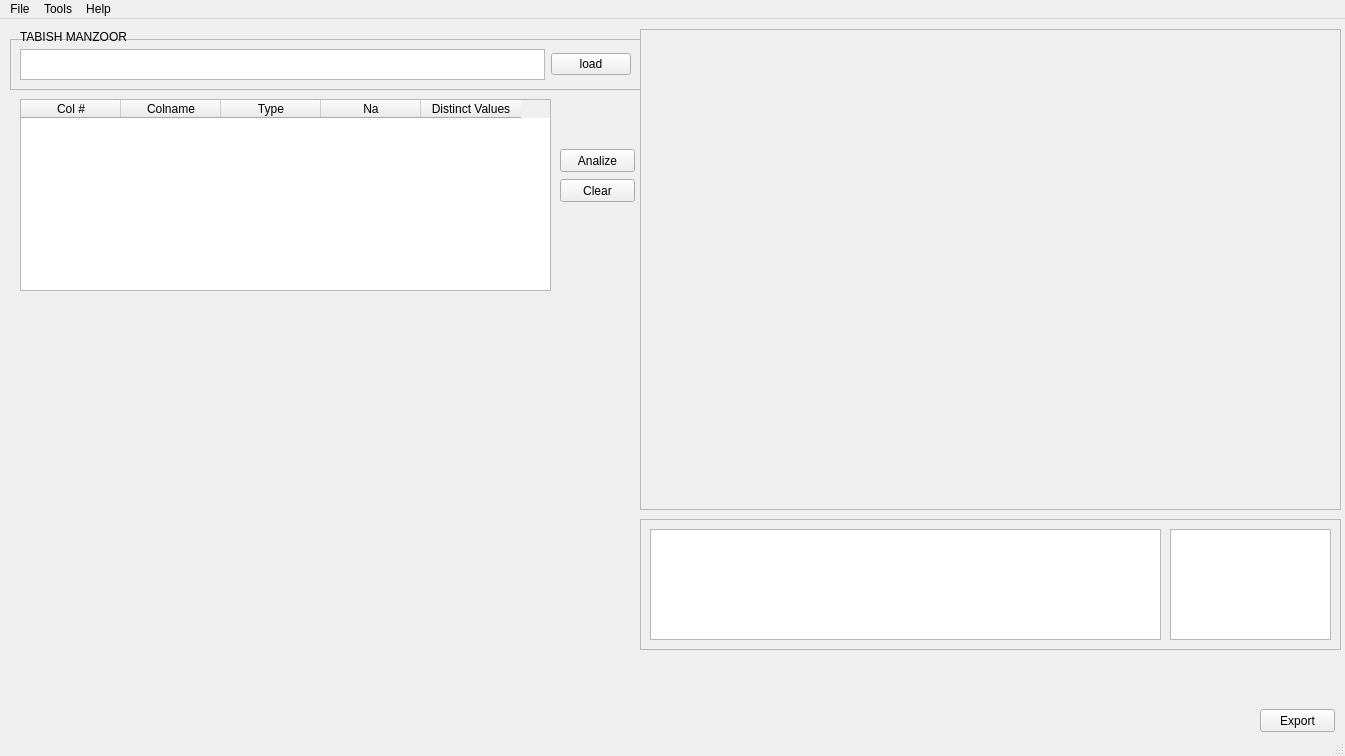
Above: mainview.ui from tallalj/automated-dm before the change. Below: the same form after it.
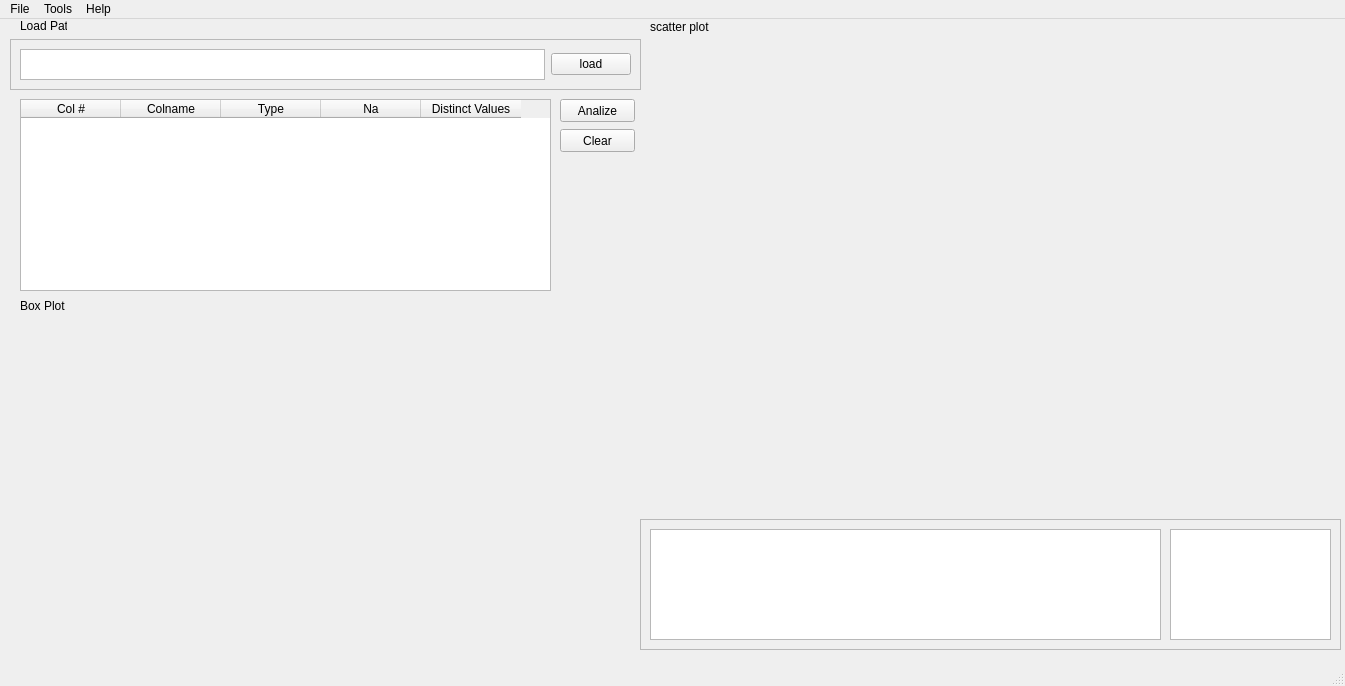
That is the form after the change. Icons and pictures are not drawn.

What changed in the file:
```diff
--- a/mainview.ui
+++ b/mainview.ui
@@ -7,7 +7,7 @@
     <x>0</x>
     <y>0</y>
     <width>1345</width>
-    <height>756</height>
+    <height>686</height>
    </rect>
   </property>
   <property name="windowTitle">
@@ -89,7 +89,7 @@
     <property name="geometry">
      <rect>
       <x>560</x>
-      <y>130</y>
+      <y>80</y>
       <width>75</width>
       <height>23</height>
      </rect>
@@ -102,7 +102,7 @@
     <property name="geometry">
      <rect>
       <x>560</x>
-      <y>160</y>
+      <y>110</y>
       <width>75</width>
       <height>23</height>
      </rect>
@@ -147,46 +147,75 @@
      </property>
     </widget>
    </widget>
-   <widget class="QFrame" name="plot">
+   <widget class="QLabel" name="plot">
     <property name="geometry">
      <rect>
-      <x>640</x>
-      <y>10</y>
-      <width>701</width>
-      <height>481</height>
+      <x>20</x>
+      <y>300</y>
+      <width>531</width>
+      <height>361</height>
      </rect>
     </property>
-    <property name="frameShape">
-     <enum>QFrame::StyledPanel</enum>
+    <property name="text">
+     <string/>
     </property>
-    <property name="frameShadow">
-     <enum>QFrame::Raised</enum>
+    <property name="pixmap">
+     <pixmap>C:/Users/ello/Downloads/Untitled.png</pixmap>
+    </property>
+   </widget>
+   <widget class="QLabel" name="visulization">
+    <property name="geometry">
+     <rect>
+      <x>650</x>
+      <y>20</y>
+      <width>681</width>
+      <height>471</height>
+     </rect>
+    </property>
+    <property name="text">
+     <string/>
+    </property>
+    <property name="pixmap">
+     <pixmap>C:/Users/ello/Downloads/Untitled.png</pixmap>
     </property>
    </widget>
    <widget class="QLabel" name="label">
     <property name="geometry">
      <rect>
       <x>20</x>
-      <y>10</y>
-      <width>181</width>
+      <y>280</y>
+      <width>47</width>
+      <height>13</height>
+     </rect>
+    </property>
+    <property name="text">
+     <string>Box Plot</string>
+    </property>
+   </widget>
+   <widget class="QLabel" name="label_2">
+    <property name="geometry">
+     <rect>
+      <x>650</x>
+      <y>0</y>
+      <width>91</width>
       <height>16</height>
      </rect>
     </property>
     <property name="text">
-     <string>TABISH MANZOOR</string>
+     <string>scatter plot</string>
     </property>
    </widget>
-   <widget class="QPushButton" name="exportButton">
+   <widget class="QLabel" name="label_3">
     <property name="geometry">
      <rect>
-      <x>1260</x>
-      <y>690</y>
-      <width>75</width>
-      <height>23</height>
+      <x>20</x>
+      <y>0</y>
+      <width>47</width>
+      <height>13</height>
      </rect>
     </property>
     <property name="text">
-     <string>Export</string>
+     <string>Load Path</string>
     </property>
    </widget>
   </widget>
```
